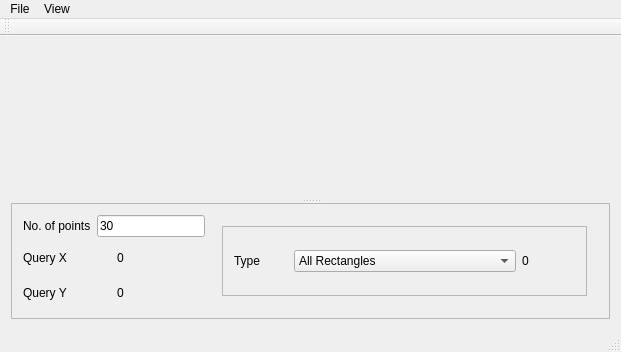
The window that mainwindow.ui (pmaxit/SubMatrixQuery) describes before a commit, drawn with Qt 5.
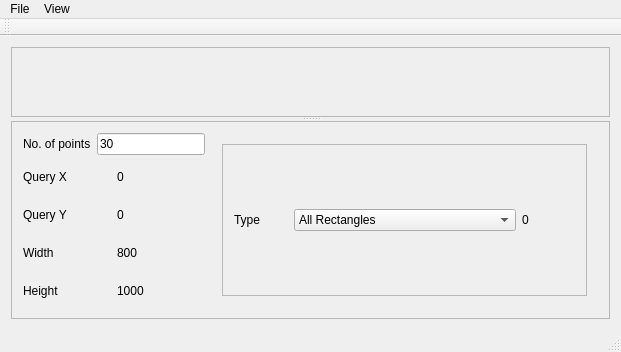
The same window after the commit. Custom widgets are drawn as their Qt base class.

Commit message: added widget scroll area

Patch:
```diff
--- a/mainwindow.ui
+++ b/mainwindow.ui
@@ -20,13 +20,38 @@
       <property name="orientation">
        <enum>Qt::Vertical</enum>
       </property>
-      <widget class="RenderArea" name="widget" native="true">
-       <property name="sizePolicy">
-        <sizepolicy hsizetype="Preferred" vsizetype="Preferred">
-         <horstretch>0</horstretch>
-         <verstretch>1</verstretch>
-        </sizepolicy>
+      <widget class="QScrollArea" name="scrollArea_2">
+       <property name="widgetResizable">
+        <bool>true</bool>
        </property>
+       <widget class="QWidget" name="scrollAreaWidgetContents_4">
+        <property name="geometry">
+         <rect>
+          <x>0</x>
+          <y>0</y>
+          <width>1024</width>
+          <height>1224</height>
+         </rect>
+        </property>
+        <layout class="QGridLayout" name="gridLayout">
+         <item row="0" column="0">
+          <widget class="RenderArea" name="widget" native="true">
+           <property name="sizePolicy">
+            <sizepolicy hsizetype="Preferred" vsizetype="Preferred">
+             <horstretch>0</horstretch>
+             <verstretch>1</verstretch>
+            </sizepolicy>
+           </property>
+           <property name="minimumSize">
+            <size>
+             <width>0</width>
+             <height>0</height>
+            </size>
+           </property>
+          </widget>
+         </item>
+        </layout>
+       </widget>
       </widget>
       <widget class="QFrame" name="frame">
        <property name="sizePolicy">
@@ -41,7 +66,7 @@
        <property name="frameShadow">
         <enum>QFrame::Raised</enum>
        </property>
-       <layout class="QHBoxLayout" name="horizontalLayout_5">
+       <layout class="QHBoxLayout" name="horizontalLayout_7">
         <item>
          <layout class="QVBoxLayout" name="verticalLayout">
           <item>
@@ -98,6 +123,42 @@
             </item>
            </layout>
           </item>
+          <item>
+           <layout class="QHBoxLayout" name="horizontalLayout_5">
+            <item>
+             <widget class="QLabel" name="label_7">
+              <property name="text">
+               <string>Width</string>
+              </property>
+             </widget>
+            </item>
+            <item>
+             <widget class="QLabel" name="label_width">
+              <property name="text">
+               <string>800</string>
+              </property>
+             </widget>
+            </item>
+           </layout>
+          </item>
+          <item>
+           <layout class="QHBoxLayout" name="horizontalLayout_6">
+            <item>
+             <widget class="QLabel" name="label_6">
+              <property name="text">
+               <string>Height</string>
+              </property>
+             </widget>
+            </item>
+            <item>
+             <widget class="QLabel" name="label_height">
+              <property name="text">
+               <string>1000</string>
+              </property>
+             </widget>
+            </item>
+           </layout>
+          </item>
          </layout>
         </item>
         <item>
@@ -120,7 +181,7 @@
                 <x>0</x>
                 <y>0</y>
                 <width>345</width>
-                <height>77</height>
+                <height>169</height>
                </rect>
               </property>
               <layout class="QVBoxLayout" name="verticalLayout_2">
```
The commit also changes 6 other files.
